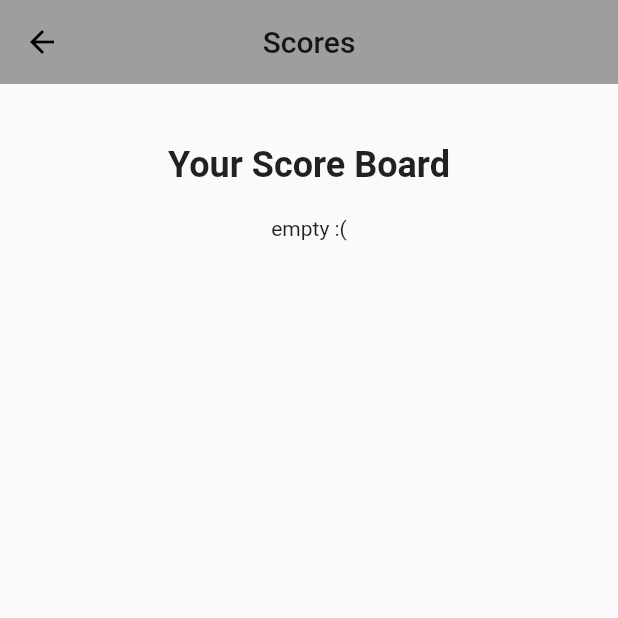
After one commit to aviv187/shapeGame, a Flutter app: the ScorePage screen opened directly, on a phone screen of 412 x 824 dp, the top half of it. The commit adds this screen. Run offline on Flutter 3.47's test engine with Material 2 defaults, Android fonts, the phone set to English and light mode, and no system bars; our stand-ins replace sqflite; accounts and stored records are empty.

Commit message:
adding scoreBoard

```diff
--- /dev/null
+++ b/lib/helpers/database.dart
@@ -0,0 +1,60 @@
+import 'dart:io';
+
+import 'package:sqflite/sqflite.dart';
+import 'package:path_provider/path_provider.dart';
+import 'package:path/path.dart';
+
+class DatabaseHelper {
+  static final _dbName = 'shapeDatabase.db';
+  static final _dbVersion = 1;
+
+  static final _tableName = 'myTable';
+
+  static final columnId = '_id';
+  static final columnName = 'name';
+  static final columnScore = 'score';
+
+  DatabaseHelper._privateConstractur();
+  static final DatabaseHelper instance = DatabaseHelper._privateConstractur();
+
+  static Database _database;
+  Future<Database> get database async {
+    if (_database != null) {
+      return _database;
+    }
+
+    _database = await _initDatabase();
+    return _database;
+  }
+
+  _initDatabase() async {
+    Directory directory = await getApplicationDocumentsDirectory();
+    String path = join(directory.path, _dbName);
+    return await openDatabase(path, version: _dbVersion, onCreate: _onCreate);
+  }
+
+  Future _onCreate(Database db, int version) async {
+    await db.execute('''
+    CREATE TABLE $_tableName (
+      $columnId INTEGER PRIMARY KEY,
+      $columnName TEXT NOT NULL,
+      $columnScore TEXT NOT NULL)''');
+  }
+
+  Future insert(Map<String, dynamic> row) async {
+    final Database db = await instance.database;
+    await db.insert(_tableName, row);
+    List<Map<String, dynamic>> scores =
+        await db.query(_tableName, orderBy: 'score DESC');
+
+    if (scores.length > 10) {
+      int lastScoreId = scores[10]['_id'];
+      await db.delete(_tableName, where: '_id = ?', whereArgs: [lastScoreId]);
+    }
+  }
+
+  Future<List<Map<String, dynamic>>> queryAll() async {
+    final Database db = await instance.database;
+    return await db.query(_tableName, orderBy: 'score DESC');
+  }
+}
--- a/lib/screens/homePage.dart
+++ b/lib/screens/homePage.dart
@@ -2,6 +2,7 @@ import 'package:flutter/material.dart';
 import 'package:flutter/services.dart';
 
 import './board.dart';
+import './scorePage.dart';
 
 class MyHomePage extends StatelessWidget {
   @override
--- /dev/null
+++ b/lib/screens/scorePage.dart
@@ -0,0 +1,78 @@
+import 'package:flutter/material.dart';
+
+import '../helpers/database.dart';
+
+class ScorePage extends StatefulWidget {
+  @override
+  _ScorePageState createState() => _ScorePageState();
+}
+
+class _ScorePageState extends State<ScorePage> {
+  List<Map> yourScoreList = [];
+
+  void _getYourScoreboard() async {
+    List<Map> list = await DatabaseHelper.instance.queryAll();
+    setState(() => yourScoreList = list);
+  }
+
+  @override
+  void initState() {
+    super.initState();
+    _getYourScoreboard();
+  }
+
+  @override
+  Widget build(BuildContext context) {
+    return Scaffold(
+      appBar: AppBar(
+        title: Text('Scores'),
+        centerTitle: true,
+        elevation: 0,
+      ),
+      body: Center(
+          child: Column(
+        children: <Widget>[
+          SizedBox(
+            height: 300,
+            child: Column(
+              children: <Widget>[
+                SizedBox(height: 40),
+                Text(
+                  'Your Score Board',
+                  style: TextStyle(
+                    fontSize: 24,
+                    fontWeight: FontWeight.bold,
+                  ),
+                ),
+                SizedBox(height: 20),
+                (yourScoreList.isEmpty)
+                    ? Text('empty :(')
+                    : Expanded(
+                        child: ListView.builder(
+                          itemCount: yourScoreList.length,
+                          padding: EdgeInsets.symmetric(
+                            horizontal: 80,
+                            vertical: 10,
+                          ),
+                          itemBuilder: (BuildContext context, int i) {
+                            return Center(
+                              child: Row(
+                                mainAxisAlignment:
+                                    MainAxisAlignment.spaceBetween,
+                                children: <Widget>[
+                                  Text('${i + 1}. ${yourScoreList[i]['name']}'),
+                                  Text(yourScoreList[i]['score']),
+                                ],
+                              ),
+                            );
+                          },
+                        ),
+                      ),
+              ],
+            ),
+          ),
+        ],
+      )),
+    );
+  }
+}
--- a/lib/widgets/BoardTile.dart
+++ b/lib/widgets/BoardTile.dart
@@ -1,8 +1,7 @@
 import 'package:flutter/material.dart';
 
 import './shapePainter.dart';
-import '../models/gravityEnum.dart';
-import '../models/makeIntToSize.dart';
+import '../helpers/gravityEnum.dart';
 
 class BoardTile extends StatefulWidget {
   final int sides;
--- a/pubspec.yaml
+++ b/pubspec.yaml
@@ -28,6 +28,8 @@ dependencies:
   # The following adds the Cupertino Icons font to your application.
   # Use with the CupertinoIcons class for iOS style icons.
   cupertino_icons: ^0.1.3
+  sqflite: ^1.3.0
+  path_provider: ^1.6.24
 
 dev_dependencies:
   flutter_test:
```
Also changed, not shown: lib/screens/board.dart (+20 -2 lines), lib/widgets/BoardTiles.dart (+17 -3 lines), lib/widgets/gameOverButton.dart (added, +115 -0 lines), lib/helpers/gravityEnum.dart (renamed from lib/models/gravityEnum.dart), lib/helpers/makeIntToSize.dart (renamed from lib/models/makeIntToSize.dart), lib/helpers/tileModel.dart (renamed from lib/models/tileModel.dart), pubspec.lock, 6 other files.
